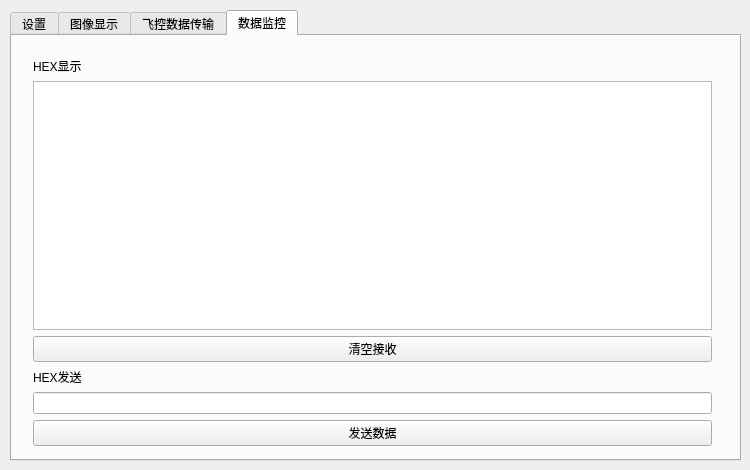
Above: SerialPort/mainwindow.ui from shuanglengyunji/SerialPort before the change. Below: the same form after it.
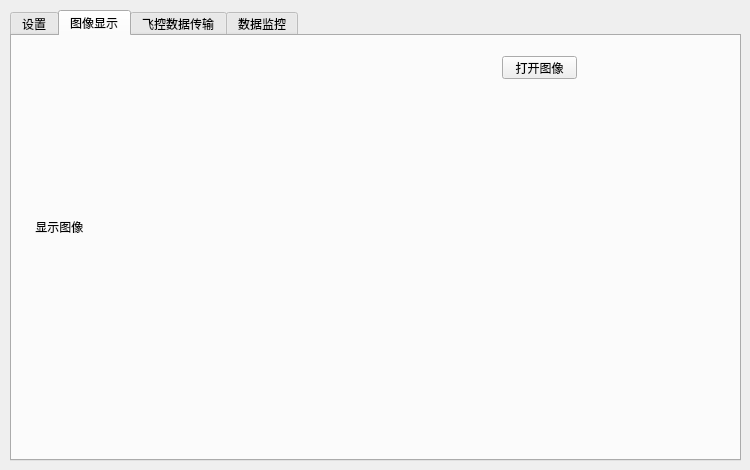
That is the form after the change. The open tabs and pages were chosen to show the change.

Commit message: 添加图片显示函数模型（能够显示生成的图像，但是没有回收内存，也没有验证显示速度）

Patch:
```diff
--- a/SerialPort/mainwindow.ui
+++ b/SerialPort/mainwindow.ui
@@ -29,7 +29,7 @@
     <property name="currentIndex">
      <number>2</number>
     </property>
-    <widget class="QWidget" name="tab_3">
+    <widget class="QWidget" name="tab_1">
      <attribute name="title">
       <string>设置</string>
      </attribute>
@@ -229,18 +229,34 @@
       </layout>
      </widget>
     </widget>
-    <widget class="QWidget" name="tab">
+    <widget class="QWidget" name="tab_2">
      <attribute name="title">
       <string>图像显示</string>
      </attribute>
-     <widget class="QGraphicsView" name="graphicsView">
+     <widget class="QLabel" name="label_image">
       <property name="geometry">
        <rect>
-        <x>10</x>
-        <y>10</y>
-        <width>48</width>
-        <height>40</height>
+        <x>20</x>
+        <y>20</y>
+        <width>411</width>
+        <height>341</height>
        </rect>
+      </property>
+      <property name="text">
+       <string> 显示图像</string>
+      </property>
+     </widget>
+     <widget class="QPushButton" name="openimage">
+      <property name="geometry">
+       <rect>
+        <x>490</x>
+        <y>20</y>
+        <width>75</width>
+        <height>23</height>
+       </rect>
+      </property>
+      <property name="text">
+       <string>打开图像</string>
       </property>
      </widget>
     </widget>
```
Left out of the diff: 6 changed lines with no effect on the pictures. The commit also changes 4 other files.
